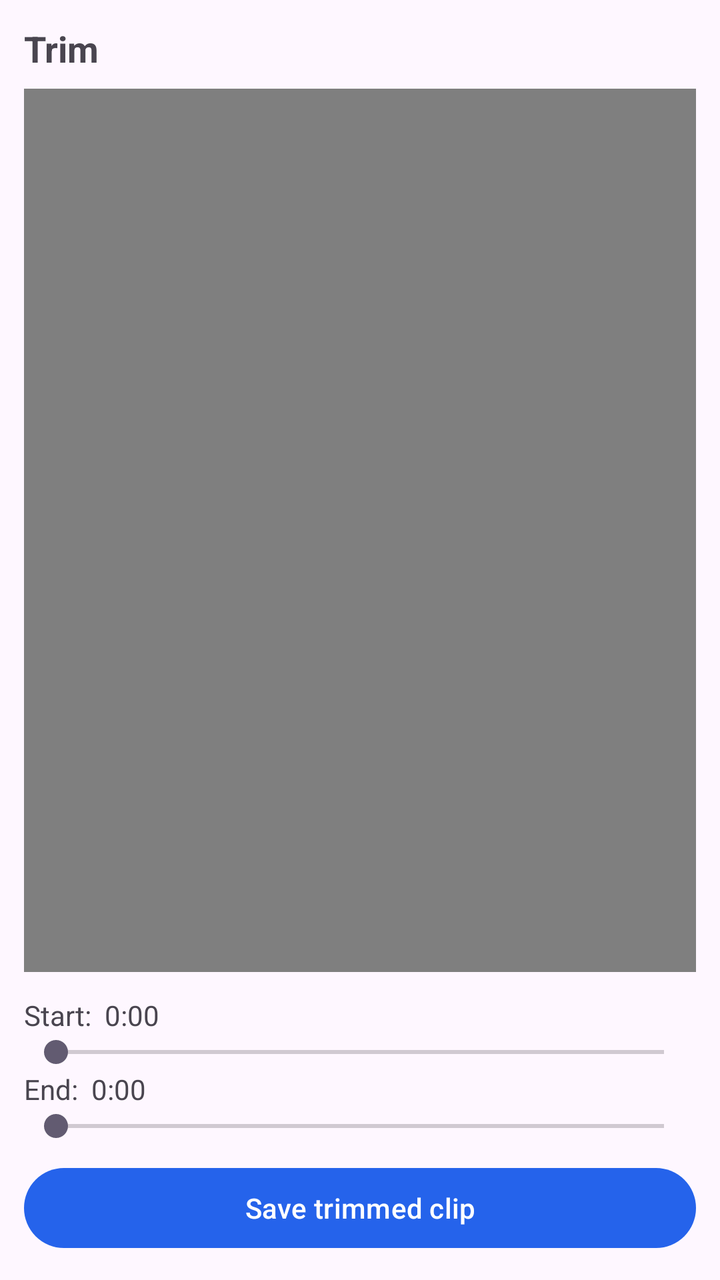
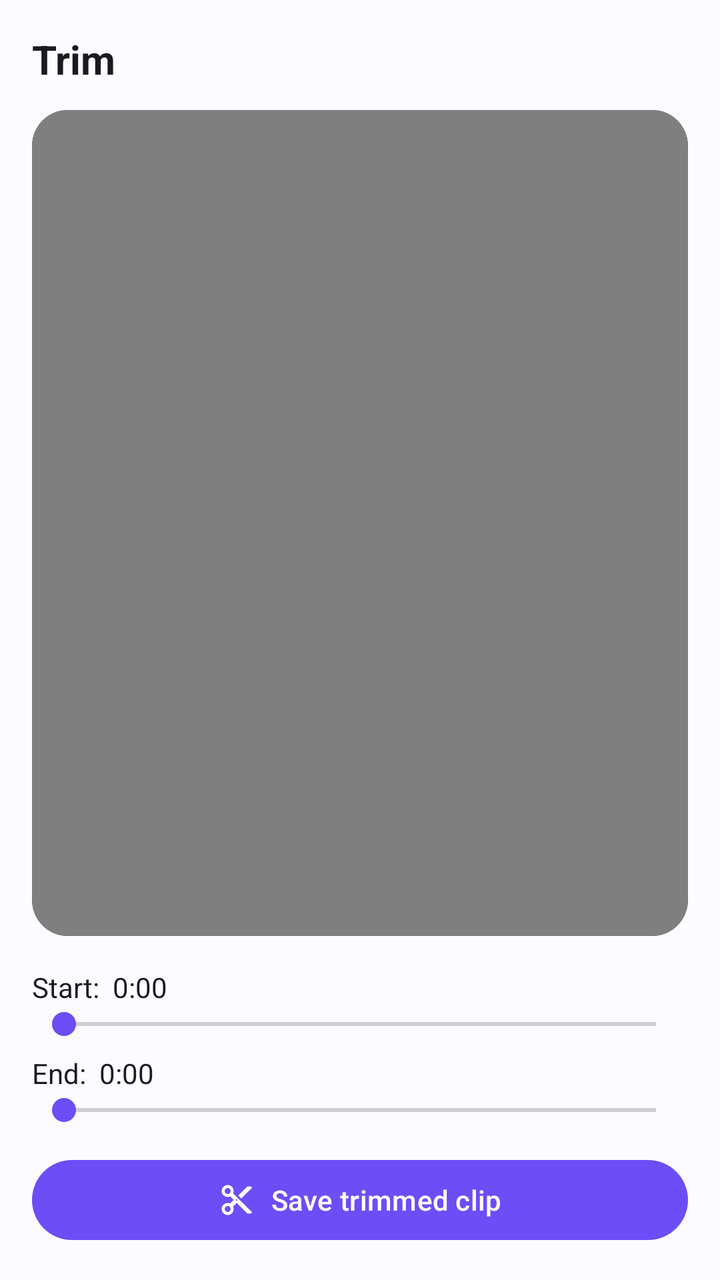

Screens rendered from an Android XML layout before and after an edit, with the pre-edit source and the edit as a unified diff.
<!-- AndroidManifest.xml: application theme Theme.SaveVideo -->
<!-- res/layout/activity_trim.xml -->
<?xml version="1.0" encoding="utf-8"?>
<FrameLayout xmlns:android="http://schemas.android.com/apk/res/android"
    android:layout_width="match_parent"
    android:layout_height="match_parent">

    <LinearLayout
        android:layout_width="match_parent"
        android:layout_height="match_parent"
        android:orientation="vertical"
        android:padding="12dp">

        <TextView
            android:layout_width="match_parent"
            android:layout_height="wrap_content"
            android:text="Trim"
            android:textSize="18sp"
            android:textStyle="bold"
            android:paddingBottom="8dp" />

        <VideoView
            android:id="@+id/player"
            android:layout_width="match_parent"
            android:layout_height="0dp"
            android:layout_weight="1"
            android:background="#000000" />

        <TextView
            android:id="@+id/startLabel"
            android:layout_width="wrap_content"
            android:layout_height="wrap_content"
            android:paddingTop="12dp"
            android:text="Start:  0:00" />

        <SeekBar
            android:id="@+id/startBar"
            android:layout_width="match_parent"
            android:layout_height="wrap_content" />

        <TextView
            android:id="@+id/endLabel"
            android:layout_width="wrap_content"
            android:layout_height="wrap_content"
            android:text="End:  0:00" />

        <SeekBar
            android:id="@+id/endBar"
            android:layout_width="match_parent"
            android:layout_height="wrap_content" />

        <Button
            android:id="@+id/btnSave"
            android:layout_width="match_parent"
            android:layout_height="wrap_content"
            android:layout_marginTop="8dp"
            android:text="Save trimmed clip" />
    </LinearLayout>

    <FrameLayout
        android:id="@+id/busy"
        android:layout_width="match_parent"
        android:layout_height="match_parent"
        android:background="#99000000"
        android:clickable="true"
        android:focusable="true"
        android:visibility="gone">

        <LinearLayout
            android:layout_width="wrap_content"
            android:layout_height="wrap_content"
            android:layout_gravity="center"
            android:orientation="vertical"
            android:gravity="center">
            <ProgressBar android:layout_width="wrap_content" android:layout_height="wrap_content" />
            <TextView android:layout_width="wrap_content" android:layout_height="wrap_content"
                android:paddingTop="10dp" android:textColor="#FFFFFF" android:text="Processing…" />
        </LinearLayout>
    </FrameLayout>
</FrameLayout>
<!-- resources referenced by this layout -->
<resources>
  <style name="Theme.SaveVideo" parent="Theme.Material3.DayNight.NoActionBar">
          <item name="colorPrimary">@color/brand</item>
          <item name="colorPrimaryVariant">@color/brand_dark</item>
      </style>
  <color name="brand">#2563EB</color>
  <color name="brand_dark">#1D4ED8</color>
</resources>

<!-- the commit's change to res/layout/activity_trim.xml (unified diff, before → after) -->
@@ -1,34 +1,47 @@
 <?xml version="1.0" encoding="utf-8"?>
 <FrameLayout xmlns:android="http://schemas.android.com/apk/res/android"
+    xmlns:app="http://schemas.android.com/apk/res-auto"
     android:layout_width="match_parent"
-    android:layout_height="match_parent">
+    android:layout_height="match_parent"
+    android:background="?android:attr/colorBackground">
 
     <LinearLayout
         android:layout_width="match_parent"
         android:layout_height="match_parent"
         android:orientation="vertical"
-        android:padding="12dp">
+        android:padding="16dp">
 
         <TextView
             android:layout_width="match_parent"
             android:layout_height="wrap_content"
             android:text="Trim"
-            android:textSize="18sp"
+            android:textColor="?attr/colorOnSurface"
+            android:textSize="20sp"
             android:textStyle="bold"
-            android:paddingBottom="8dp" />
+            android:paddingBottom="12dp" />
 
-        <VideoView
-            android:id="@+id/player"
+        <com.google.android.material.card.MaterialCardView
             android:layout_width="match_parent"
             android:layout_height="0dp"
             android:layout_weight="1"
-            android:background="#000000" />
+            app:cardCornerRadius="18dp"
+            app:cardElevation="0dp"
+            app:strokeWidth="0dp"
+            app:cardBackgroundColor="#000000">
+
+            <VideoView
+                android:id="@+id/player"
+                android:layout_width="match_parent"
+                android:layout_height="match_parent"
+                android:layout_gravity="center" />
+        </com.google.android.material.card.MaterialCardView>
 
         <TextView
             android:id="@+id/startLabel"
             android:layout_width="wrap_content"
             android:layout_height="wrap_content"
-            android:paddingTop="12dp"
+            android:textColor="?attr/colorOnSurface"
+            android:paddingTop="16dp"
             android:text="Start:  0:00" />
 
         <SeekBar
@@ -40,6 +53,8 @@
             android:id="@+id/endLabel"
             android:layout_width="wrap_content"
             android:layout_height="wrap_content"
+            android:textColor="?attr/colorOnSurface"
+            android:paddingTop="6dp"
             android:text="End:  0:00" />
 
         <SeekBar
@@ -47,12 +62,14 @@
             android:layout_width="match_parent"
             android:layout_height="wrap_content" />
 
-        <Button
+        <com.google.android.material.button.MaterialButton
             android:id="@+id/btnSave"
             android:layout_width="match_parent"
             android:layout_height="wrap_content"
-            android:layout_marginTop="8dp"
-            android:text="Save trimmed clip" />
+            android:layout_marginTop="12dp"
+            android:text="Save trimmed clip"
+            app:icon="@drawable/ic_trim"
+            app:iconGravity="textStart" />
     </LinearLayout>
 
     <FrameLayout
@@ -72,7 +89,7 @@
             android:gravity="center">
             <ProgressBar android:layout_width="wrap_content" android:layout_height="wrap_content" />
             <TextView android:layout_width="wrap_content" android:layout_height="wrap_content"
-                android:paddingTop="10dp" android:textColor="#FFFFFF" android:text="Processing…" />
+                android:paddingTop="12dp" android:textColor="#FFFFFF" android:text="Processing…" />
         </LinearLayout>
     </FrameLayout>
 </FrameLayout>
<!-- resource entries referenced after the edit -->
@@ -1,10 +1,42 @@
 <!-- resources referenced by this layout -->
 <resources>
+  <!-- drawable ic_trim (drawable) -->
+  <vector xmlns:android="http://schemas.android.com/apk/res/android"
+      android:width="24dp" android:height="24dp" android:viewportWidth="24" android:viewportHeight="24">
+      <path android:fillColor="#000000" android:pathData="M9.64,7.64c0.23,-0.5 0.36,-1.05 0.36,-1.64 0,-2.21 -1.79,-4 -4,-4S2,3.79 2,6s1.79,4 4,4c0.59,0 1.14,-0.13 1.64,-0.36L10,12l-2.36,2.36C7.14,14.13 6.59,14 6,14c-2.21,0 -4,1.79 -4,4s1.79,4 4,4 4,-1.79 4,-4c0,-0.59 -0.13,-1.14 -0.36,-1.64L12,14l7,7h3v-1L9.64,7.64zM6,8c-1.1,0 -2,-0.89 -2,-2s0.9,-2 2,-2 2,0.89 2,2 -0.9,2 -2,2zM6,20c-1.1,0 -2,-0.89 -2,-2s0.9,-2 2,-2 2,0.89 2,2 -0.9,2 -2,2zM12,12.5c-0.28,0 -0.5,-0.22 -0.5,-0.5s0.22,-0.5 0.5,-0.5 0.5,0.22 0.5,0.5 -0.22,0.5 -0.5,0.5zM19,3l-6,6 2,2 7,-7V3z" />
+  </vector>
   <style name="Theme.SaveVideo" parent="Theme.Material3.DayNight.NoActionBar">
           <item name="colorPrimary">@color/brand</item>
-          <item name="colorPrimaryVariant">@color/brand_dark</item>
+          <item name="colorOnPrimary">@color/on_brand</item>
+          <item name="colorPrimaryContainer">@color/brand_container</item>
+          <item name="colorOnPrimaryContainer">@color/on_brand_container</item>
+          <item name="colorSecondary">@color/brand</item>
+          <item name="colorSecondaryContainer">@color/brand_container</item>
+          <item name="colorOnSecondaryContainer">@color/on_brand_container</item>
+  
+          <item name="android:colorBackground">@color/bg</item>
+          <item name="colorSurface">@color/surface</item>
+          <item name="colorSurfaceVariant">@color/surface_variant</item>
+          <item name="colorOnSurface">@color/on_surface</item>
+          <item name="colorOnSurfaceVariant">@color/on_surface_variant</item>
+          <item name="colorOutline">@color/outline</item>
+          <item name="colorError">@color/danger</item>
+  
+          <item name="android:statusBarColor">@color/bg</item>
+          <item name="android:navigationBarColor">@color/bg</item>
+          <item name="android:windowLightStatusBar">@bool/window_light_bars</item>
+          <item name="android:windowLightNavigationBar">@bool/window_light_bars</item>
       </style>
-  <color name="brand">#2563EB</color>
-  <color name="brand_dark">#1D4ED8</color>
+  <color name="brand">#6C4DF6</color>
+  <color name="on_brand">#FFFFFF</color>
+  <color name="brand_container">#E9DDFF</color>
+  <color name="on_brand_container">#21005D</color>
+  <color name="bg">#FCFBFF</color>
+  <color name="surface">#FFFFFF</color>
+  <color name="surface_variant">#F1EDFA</color>
+  <color name="on_surface">#1B1B1F</color>
+  <color name="on_surface_variant">#6B6775</color>
+  <color name="outline">#DcD6E8</color>
+  <color name="danger">#BA1A1A</color>
 </resources>
 
